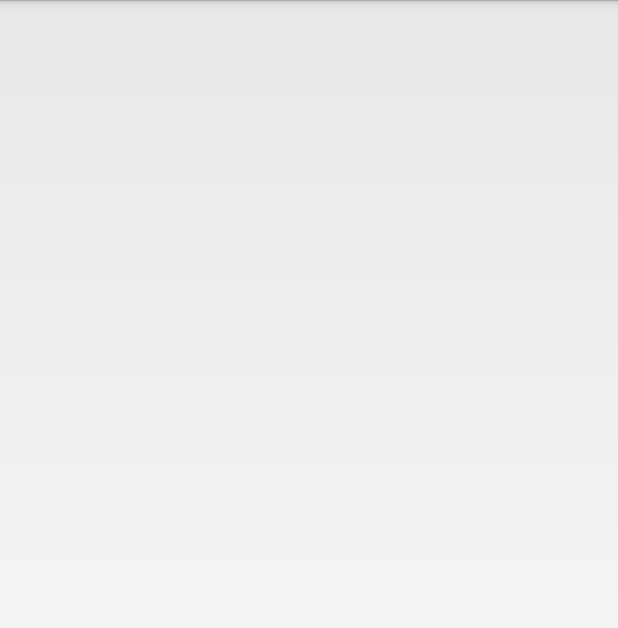
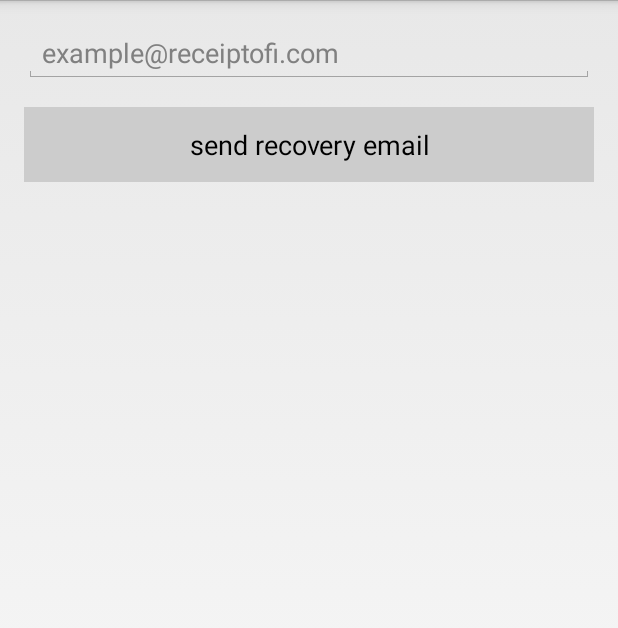
Before and after one commit to hth/receipt-android, an Android app: the PasswordRecoveryActivity screen opened directly, with no data from a screen before it, on a phone screen of 412 x 824 dp. Shown: the top 628 px of the screen. Run offline under Robolectric (Android 15) with nearby library versions, the phone set to English and light mode, and no system bars.

Commit message:
Password recovery page

```diff
--- a/src/main/java/com/receiptofi/android/ParentActivity.java
+++ b/src/main/java/com/receiptofi/android/ParentActivity.java
@@ -258,7 +258,8 @@ public class ParentActivity extends Activity implements ConnectionCallbacks, OnC
             @Override
             public void run() {
                 startActivity(new Intent(ParentActivity.this, HomePageActivity.class));
-                ParentActivity.this.overridePendingTransition(R.anim.right_slide_in, R.anim.left_slide_out);
+                //TODO
+               // ParentActivity.this.overridePendingTransition(R.anim.right_slide_in, R.anim.left_slide_out);
                 finish();
             }
         });
--- a/src/main/java/com/receiptofi/android/PasswordRecoveryActivity.java
+++ b/src/main/java/com/receiptofi/android/PasswordRecoveryActivity.java
@@ -1,9 +1,115 @@
 package com.receiptofi.android;
 
 import android.app.Activity;
+import android.os.Bundle;
+import android.text.Editable;
+import android.text.TextWatcher;
+import android.util.Log;
+import android.view.Gravity;
+import android.view.View;
+import android.widget.EditText;
+import android.widget.TextView;
+import android.widget.Toast;
+
+import com.receiptofi.android.utils.StringUtil;
+import com.receiptofi.android.utils.UserUtils;
 
 /**
  * Created by PT on 12/11/14.
  */
-public class PasswordRecoveryActivity extends Activity{
+public class PasswordRecoveryActivity extends Activity implements View.OnClickListener {
+
+    private static final String TAG = PasswordRecoveryActivity.class.getSimpleName();
+
+    private StringBuilder errors = new StringBuilder();
+    private EditText email;
+    private String emailStr;
+
+    @Override
+    protected void onCreate(Bundle savedInstanceState) {
+        super.onCreate(savedInstanceState);
+        setContentView(R.layout.password_recovery);
+
+        final TextView passwordRecovery = (TextView) findViewById(R.id.password_recovery_button);
+        passwordRecovery.setOnClickListener(this);
+
+        final TextWatcher textWatcher = new TextWatcher() {
+            @Override
+            public void beforeTextChanged(CharSequence charSequence, int i, int i2, int i3) {
+
+            }
+
+            @Override
+            public void onTextChanged(CharSequence charSequence, int i, int i2, int i3) {
+
+            }
+
+            @Override
+            public void afterTextChanged(Editable editable) {
+
+                passwordRecovery.setEnabled(editable.length() > 5);
+            }
+        };
+
+        email = (EditText) findViewById(R.id.email);
+        email.addTextChangedListener(textWatcher);
+
+    }
+
+    @Override
+    public void onClick(View view) {
+        Log.d(TAG, "executing onClick");
+        switch (view.getId()) {
+            case R.id.password_recovery_button:
+                Log.d(TAG, "password_recovery_button clicked");
+                final TextView passwordRecovery = (TextView) findViewById(R.id.password_recovery_button);
+                passwordRecovery.setEnabled(false);
+                recoverPassword();
+                break;
+            default:
+                Log.d(TAG, "done executing onClick no id match");
+                break;
+        }
+    }
+
+    private void recoverPassword() {
+        // getting username and password
+        emailStr = email.getText().toString();
+
+        if (StringUtil.isEmpty(emailStr)) {
+            errors.append(this.getResources().getString(R.string.err_str_enter_email));
+        } else {
+            if (!UserUtils.isValidEmail(emailStr)) {
+                addErrorMsg(this.getResources().getString(R.string.err_str_enter_valid_email));
+            }
+        }
+        // error string is for keeping the error that needs to be shown to the
+        // user.
+        if (errors.length() > 0) {
+            Toast toast = Toast.makeText(this, errors, Toast.LENGTH_SHORT);
+            toast.setGravity(Gravity.TOP, 0, 20);
+            toast.show();
+            errors.delete(0, errors.length());
+        } else {
+            sendRecoveryInfo(emailStr);
+        }
+    }
+
+    private void sendRecoveryInfo(String email) {
+        TextView infoSent = (TextView) findViewById(R.id.password_recovery_info);
+        infoSent.setVisibility(View.VISIBLE);
+
+        //TODO
+
+        // startActivity(new Intent(PasswordRecoveryActivity.this, LaunchActivity.class));
+        // finish();
+    }
+
+    private void addErrorMsg(String msg) {
+        if (errors.length() == 0) {
+            errors.append(msg);
+        } else {
+            errors.append("\n").append("\n").append(msg);
+        }
+    }
 }
--- a/src/main/res/layout/launch_page.xml
+++ b/src/main/res/layout/launch_page.xml
@@ -54,8 +54,7 @@
                     android:layout_weight="1"
                     android:text="@string/login_with_facebook"
                     android:textAppearance="?android:attr/textAppearanceLarge"
-                    android:textColor="@android:color/white"
-                android:background="@color/google_bg"/>
+                    android:textColor="@android:color/white"/>
         </LinearLayout>
 
         <LinearLayout
--- /dev/null
+++ b/src/main/res/layout/password_recovery.xml
@@ -0,0 +1,37 @@
+<LinearLayout xmlns:android="http://schemas.android.com/apk/res/android"
+    android:layout_width="match_parent"
+    android:layout_height="match_parent"
+    android:orientation="vertical"
+    android:padding="@dimen/activity_horizontal_margin" >
+
+    <EditText
+        android:id="@+id/email"
+        android:layout_height="wrap_content"
+        android:layout_width="match_parent"
+        android:inputType="textEmailAddress"
+        android:hint="@string/hint_email"/>
+
+    <TextView
+        android:id="@+id/password_recovery_button"
+        android:layout_width="match_parent"
+        android:layout_height="@dimen/app_button_height"
+        android:layout_marginTop="@dimen/activity_vertical_margin"
+        android:gravity="center"
+        android:background="@drawable/blue_button_selector"
+        android:text="@string/password_recovery"
+        android:textAppearance="?android:attr/textAppearanceMedium"
+        android:textColor="@color/black"
+        android:enabled="false"/>
+
+    <TextView
+        android:id="@+id/password_recovery_info"
+        android:layout_width="match_parent"
+        android:layout_height="wrap_content"
+        android:layout_marginTop="@dimen/activity_horizontal_margin_wide"
+        android:gravity="center"
+        android:textAppearance="?android:attr/textAppearanceMedium"
+        android:textColor="@color/app_theme_txt_color"
+        android:text="@string/password_recovery_message"
+        android:visibility="gone"/>
+
+</LinearLayout>
--- a/src/main/res/values/strings.xml
+++ b/src/main/res/values/strings.xml
@@ -25,14 +25,17 @@
     <string name="forgot_password">Forgot your password</string>
 
 
-
-
-
-
     <!--        Sign up page         -->
     <string name="sign_up_label">Sign Up</string>
     <string name="hint_name">John Doe</string>
     <string name="age">Age</string>
+
+
+    <!--        Password recovery page         -->
+    <string name="password_recovery_label">Password recovery</string>
+    <string name="password_recovery">send recovery email</string>
+    <string name="password_recovery_message">An email has been sent to your email-address with
+        instructions to reset your password</string>
 
 
     <!--        Error String         -->
```
